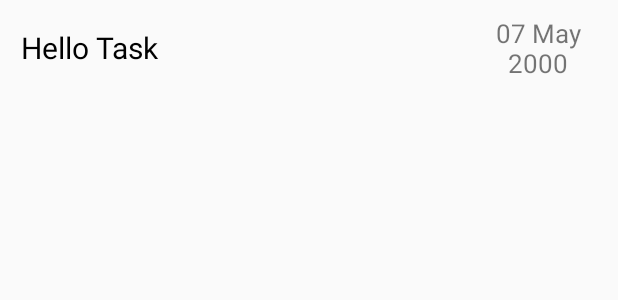
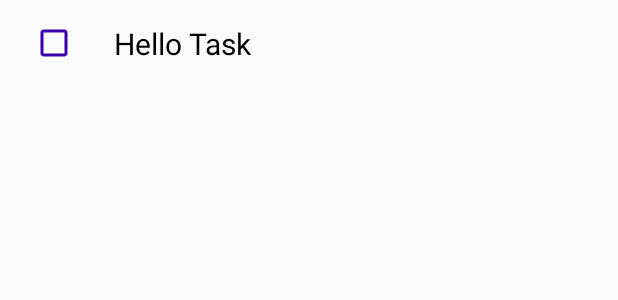
Before and after one commit to mscreation28/ToDoApp, an Android app: the layout list_view.xml on its own in the app's theme, with its tools: preview values and no code run, on a phone screen of 412 x 824 dp. Shown: the top 300 px of the screen. Run offline under Robolectric (Android 15) with nearby library versions, the light colour scheme and no system bars.

Commit message:
Done Fragment

```diff
--- a/app/src/main/java/com/example/todoapplication/adapter/ToDoAdapter.java
+++ b/app/src/main/java/com/example/todoapplication/adapter/ToDoAdapter.java
@@ -6,6 +6,8 @@ import android.util.Log;
 import android.view.LayoutInflater;
 import android.view.View;
 import android.view.ViewGroup;
+import android.widget.CheckBox;
+import android.widget.CompoundButton;
 import android.widget.TextView;
 
 import androidx.annotation.NonNull;
@@ -37,6 +39,7 @@ public class ToDoAdapter extends RecyclerView.Adapter<ToDoAdapter.ViewHolder> {
     @Override
     public void onBindViewHolder(@NonNull ViewHolder holder, int position) {
         holder.item.setText(mItems.get(position).getItem());
+        holder.chbx.setChecked(false);
     }
 
     @Override
@@ -47,18 +50,25 @@ public class ToDoAdapter extends RecyclerView.Adapter<ToDoAdapter.ViewHolder> {
     public class ViewHolder extends RecyclerView.ViewHolder implements View.OnClickListener {
 
         private TextView item;
+        private CheckBox chbx;
 
         public ViewHolder(@NonNull View itemView) {
             super(itemView);
             item = itemView.findViewById(R.id.item_name);
+            chbx = itemView.findViewById(R.id.chbox);
             itemView.setOnClickListener(this);
+            chbx.setOnCheckedChangeListener(new CompoundButton.OnCheckedChangeListener() {
+                @Override
+                public void onCheckedChanged(CompoundButton buttonView, boolean isChecked) {
+                    Log.d(TAG, "onCheckedChanged: Doneeee");
+                }
+            });
             Log.d(TAG, "ViewHolder: item view");
         }
 
 
         @Override
         public void onClick(View v) {
-            v.setBackgroundColor(Color.GRAY);
             Log.d(TAG, "onClick: Hii");
         }
     }
--- a/app/src/main/res/layout/list_view.xml
+++ b/app/src/main/res/layout/list_view.xml
@@ -10,29 +10,25 @@
     <View
         android:layout_width="0dp"
         android:layout_height="match_parent"
-        android:layout_weight="1"/>
+        android:layout_weight="5"/>
+    <CheckBox
+        android:layout_width="0dp"
+        android:layout_height="match_parent"
+        android:layout_weight="10"
+        android:id="@+id/chbox"
+        android:buttonTint="@color/colorPrimaryDark">
+
+    </CheckBox>
     <TextView
         android:layout_width="0dp"
         android:layout_height="wrap_content"
-        android:layout_weight="75"
+        android:layout_weight="85"
         android:id="@+id/item_name"
         android:textSize="20sp"
         android:lines="1"
         android:text="Hello Task"
-        android:padding="10dp"
+        android:padding="15dp"
         android:textColor="#000" />
 
-    <View
-        android:layout_width="0dp"
-        android:layout_height="match_parent"
-        android:layout_weight="2"/>
-    <TextView
-        android:layout_width="0dp"
-        android:layout_height="wrap_content"
-        android:layout_weight="22"
-        android:id="@+id/note_time"
-        android:textSize="17sp"
-        android:text="07 May\n  2000"
-        android:padding="10dp" />
 
 </LinearLayout>
```
